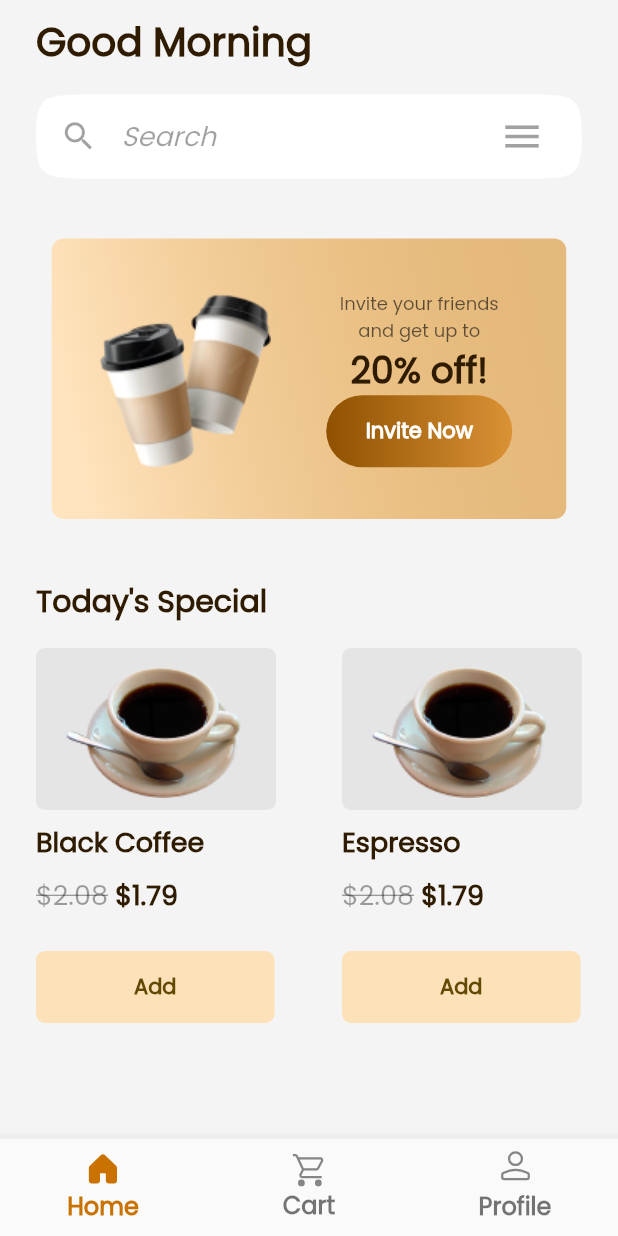
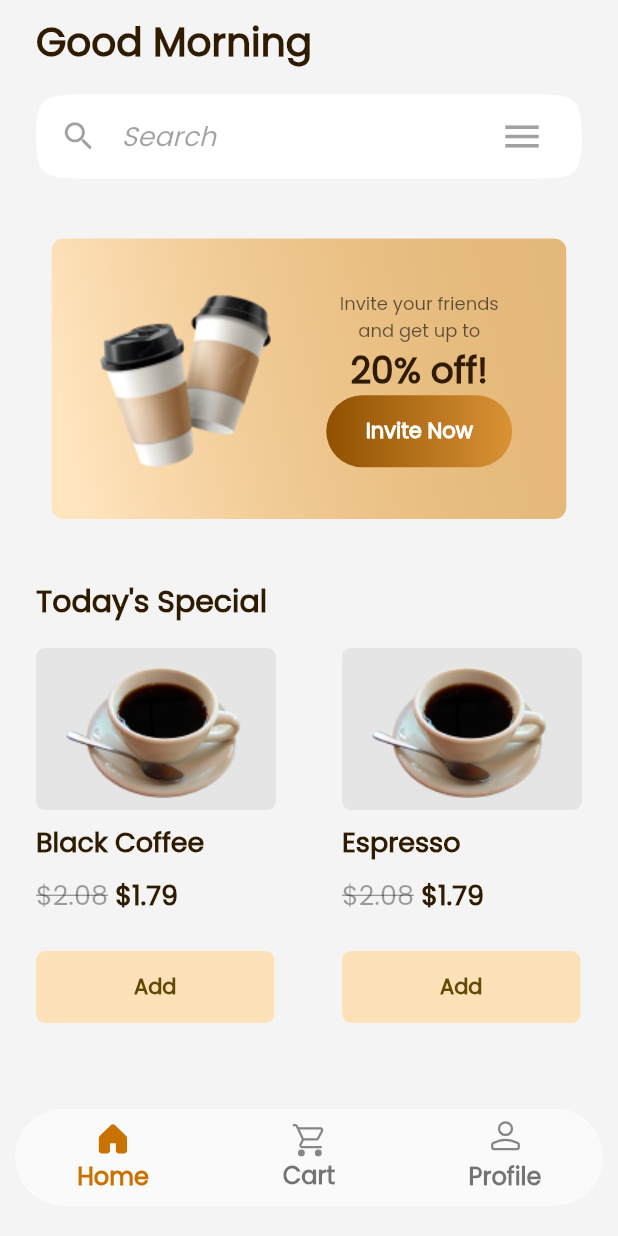
Before and after one commit to skfareeduddin/brewista, a Flutter app: the screen it shows after launch, on a phone screen of 412 x 824 dp. Run offline on Flutter 3.47's test engine with Material 2 defaults, Android fonts, the phone set to English and light mode, and no system bars; our stand-ins replace flutter_svg.

Commit message:
Customised Bottom Navigation Bar.

```diff
--- a/lib/screens/home.dart
+++ b/lib/screens/home.dart
@@ -1,11 +1,11 @@
 import 'package:brewista/models/gradient_button.dart';
 import 'package:flutter/material.dart';
-import 'package:flutter_svg/flutter_svg.dart';
+import 'package:flutter_svg/svg.dart';
 
 class HomeScreen extends StatefulWidget {
   const HomeScreen({super.key});
 
-  static const id = "home";
+  static const id = 'home';
 
   @override
   State<HomeScreen> createState() => _HomeScreenState();
@@ -15,6 +15,7 @@ class _HomeScreenState extends State<HomeScreen> {
   @override
   Widget build(BuildContext context) {
     return Scaffold(
+      resizeToAvoidBottomInset: false,
       backgroundColor: const Color(0xFFF4F4F4),
       body: SafeArea(
         child: Padding(
@@ -253,32 +254,29 @@ class _HomeScreenState extends State<HomeScreen> {
                         ),
                         const SizedBox(height: 24.0),
                         Container(
-                          width: 159,
-                          height: 48,
-                          padding: const EdgeInsets.all(8),
-                          decoration: ShapeDecoration(
+                          width: 159.0,
+                          height: 48.0,
+                          decoration: BoxDecoration(
+                            borderRadius: BorderRadius.circular(6.0),
+                            color: Colors.white,
+                          ),
+                          child: Material(
                             color: const Color(0xFFFDE1B9),
-                            shape: RoundedRectangleBorder(
-                              borderRadius: BorderRadius.circular(6),
-                            ),
-                          ),
-                          child: const Row(
-                            mainAxisSize: MainAxisSize.min,
-                            mainAxisAlignment: MainAxisAlignment.center,
-                            crossAxisAlignment: CrossAxisAlignment.center,
-                            children: [
-                              Text(
+                            borderRadius: BorderRadius.circular(6.0),
+                            child: InkWell(
+                              onTap: () {},
+                              child: const Center(
+                                child: Text(
                                   'Add',
-                                textAlign: TextAlign.center,
                                   style: TextStyle(
                                     color: Color(0xFF634A04),
                                     fontSize: 14,
                                     fontFamily: 'Poppins',
                                     fontWeight: FontWeight.w700,
-                                  height: 0,
                                   ),
                                 ),
-                            ],
+                              ),
+                            ),
                           ),
                         ),
                       ],
@@ -340,34 +338,31 @@ class _HomeScreenState extends State<HomeScreen> {
                         ),
                         const SizedBox(height: 24.0),
                         Container(
-                          width: 159,
-                          height: 48,
-                          padding: const EdgeInsets.all(8),
-                          decoration: ShapeDecoration(
+                          width: 159.0,
+                          height: 48.0,
+                          decoration: BoxDecoration(
+                            borderRadius: BorderRadius.circular(6.0),
+                            color: Colors.white,
+                          ),
+                          child: Material(
                             color: const Color(0xFFFDE1B9),
-                            shape: RoundedRectangleBorder(
-                              borderRadius: BorderRadius.circular(6),
-                            ),
-                          ),
-                          child: const Row(
-                            mainAxisSize: MainAxisSize.min,
-                            mainAxisAlignment: MainAxisAlignment.center,
-                            crossAxisAlignment: CrossAxisAlignment.center,
-                            children: [
-                              Text(
+                            borderRadius: BorderRadius.circular(6.0),
+                            child: InkWell(
+                              onTap: () {},
+                              child: const Center(
+                                child: Text(
                                   'Add',
-                                textAlign: TextAlign.center,
                                   style: TextStyle(
                                     color: Color(0xFF634A04),
                                     fontSize: 14,
                                     fontFamily: 'Poppins',
                                     fontWeight: FontWeight.w700,
-                                  height: 0,
                                   ),
                                 ),
-                            ],
                               ),
-                        )
+                            ),
+                          ),
+                        ),
                       ],
                     ),
                   ],
@@ -377,7 +372,12 @@ class _HomeScreenState extends State<HomeScreen> {
           ),
         ),
       ),
-      bottomNavigationBar: BottomNavigationBar(
+      bottomNavigationBar: Container(
+        margin: const EdgeInsets.symmetric(vertical: 20.0, horizontal: 10.0),
+        child: ClipRRect(
+          borderRadius: const BorderRadius.all(Radius.circular(32.0)),
+          child: BottomNavigationBar(
+            elevation: 50.0,
             items: [
               BottomNavigationBarItem(
                 icon: SvgPicture.asset('assets/home_icon.svg'),
@@ -406,6 +406,8 @@ class _HomeScreenState extends State<HomeScreen> {
             ),
             selectedItemColor: const Color(0xFFC97200),
           ),
+        ),
+      ),
     );
   }
 }
--- a/lib/screens/sign_up.dart
+++ b/lib/screens/sign_up.dart
@@ -16,6 +16,7 @@ class _SignUpState extends State<SignUp> {
   Widget build(BuildContext context) {
     return Scaffold(
       backgroundColor: const Color(0xFFF4F4F4),
+      resizeToAvoidBottomInset: false,
       body: SafeArea(
         child: Padding(
           padding: const EdgeInsets.symmetric(
@@ -55,6 +56,7 @@ class _SignUpState extends State<SignUp> {
                     height: 0,
                   ),
                 ),
+                keyboardType: TextInputType.emailAddress,
               ),
               const SizedBox(height: 16.0),
               GradientButton(
```
Lines whose indentation alone changed are shown as unchanged.
